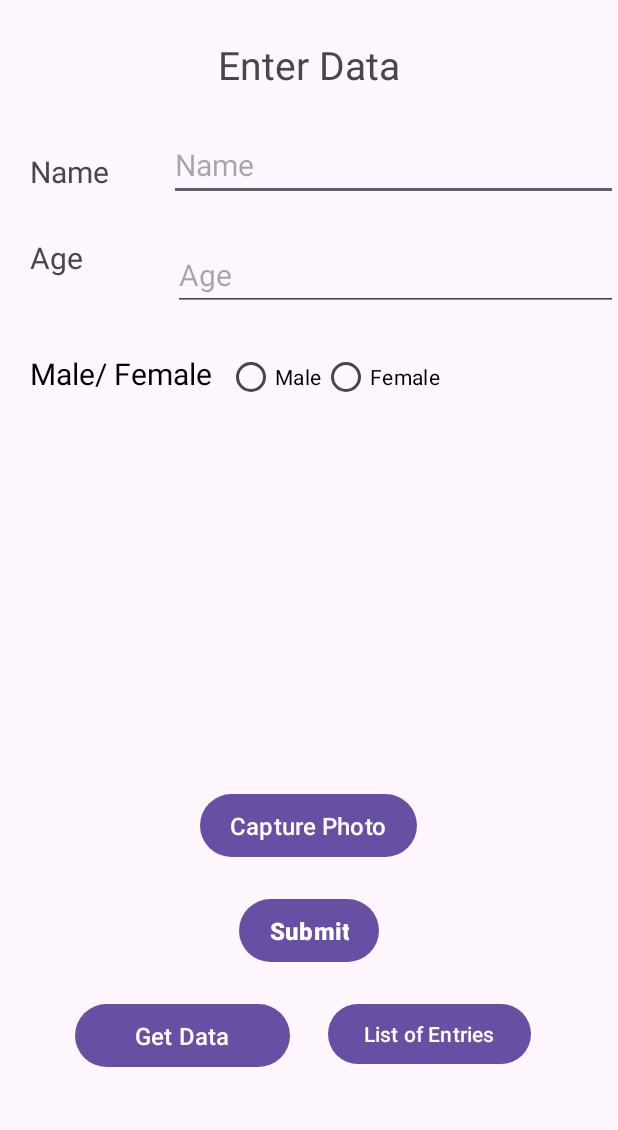
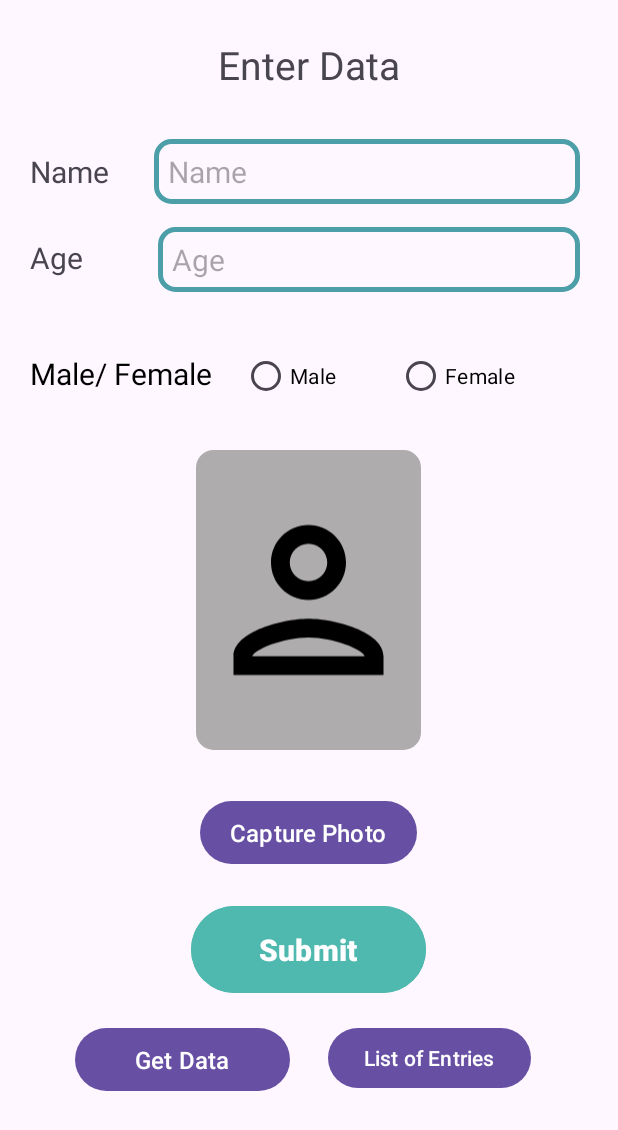
Before and after one commit to Ash-Dilussi/Census-App, an Android app: the Add_Data screen opened directly, with no data from a screen before it, on a phone screen of 412 x 824 dp. Shown: the top 1130 px of the screen. Run offline under Robolectric (Android 15) with nearby library versions, the phone set to English and light mode, and no system bars.

Commit message:
connecting up

```diff
--- a/app/build.gradle
+++ b/app/build.gradle
@@ -1,5 +1,6 @@
 plugins {
     id 'com.android.application'
+    id 'com.google.gms.google-services'
 }
 
 android {
@@ -37,6 +38,8 @@ dependencies {
     implementation 'androidx.appcompat:appcompat:1.4.1'
     implementation 'com.google.android.material:material:1.5.0'
     implementation 'androidx.constraintlayout:constraintlayout:2.1.3'
+    implementation 'com.google.firebase:firebase-analytics:21.2.0'
+    implementation 'com.google.firebase:firebase-firestore:24.5.0'
     testImplementation 'junit:junit:4.13.2'
     implementation 'com.github.yukuku:ambilwarna:2.0.1'
     androidTestImplementation 'androidx.test.ext:junit:1.1.3'
--- a/app/src/main/java/com/example/mc2/LoginActivity.java
+++ b/app/src/main/java/com/example/mc2/LoginActivity.java
@@ -71,10 +71,14 @@ public class LoginActivity extends AppCompatActivity {
                     String savedPassword = sharedPreferences.getString(PASSWORD_PREF_KEY, "");
                     if (password.equals(savedPassword)) {
                         startHomeScreen();
+                        passwordEditText.setHint("Re-enter password");
+                        passwordEditText.setText("");
+
                     } else {
                         count++;
                         Toast.makeText(LoginActivity.this, "Incorrect password. Please try again. ( " + count+ " )", Toast.LENGTH_SHORT).show();
-
+                        passwordEditText.setHint("Re-enter password");
+                        passwordEditText.setText("");
 
 
                         if (count == 3) {
--- /dev/null
+++ b/app/src/main/res/drawable/entertext1.xml
@@ -0,0 +1,9 @@
+<?xml version="1.0" encoding="utf-8"?>
+<shape xmlns:android="http://schemas.android.com/apk/res/android">
+
+
+    <stroke android:color="#4C9EA8"
+        android:width="3dp"/>
+
+    <corners android:radius="10dp"/>
+</shape>
--- /dev/null
+++ b/app/src/main/res/drawable/outline_person_24.xml
@@ -0,0 +1,5 @@
+<vector android:height="24dp" android:tint="#000000"
+    android:viewportHeight="24" android:viewportWidth="24"
+    android:width="24dp" xmlns:android="http://schemas.android.com/apk/res/android">
+    <path android:fillColor="@android:color/white" android:pathData="M12,6c1.1,0 2,0.9 2,2s-0.9,2 -2,2 -2,-0.9 -2,-2 0.9,-2 2,-2m0,10c2.7,0 5.8,1.29 6,2L6,18c0.23,-0.72 3.31,-2 6,-2m0,-12C9.79,4 8,5.79 8,8s1.79,4 4,4 4,-1.79 4,-4 -1.79,-4 -4,-4zM12,14c-2.67,0 -8,1.34 -8,4v2h16v-2c0,-2.66 -5.33,-4 -8,-4z"/>
+</vector>
--- a/app/src/main/res/layout/activity_add_data.xml
+++ b/app/src/main/res/layout/activity_add_data.xml
@@ -30,11 +30,14 @@
         android:id="@+id/name"
         android:layout_width="match_parent"
         android:layout_height="wrap_content"
-        android:layout_marginLeft="40dp"
-        android:layout_marginTop="25dp"
         android:layout_below="@+id/enterdata"
+        android:layout_marginTop="32dp"
+        android:paddingVertical="8dp"
+        android:layout_marginLeft="30dp"
+        android:layout_marginRight="25dp"
+        android:background="@drawable/entertext1"
         android:layout_toRightOf="@+id/txtname"
-        android:hint="Name"
+        android:hint="  Name"
         android:inputType="textPersonName"
         android:textSize="20dp" />
 
@@ -53,10 +56,13 @@
         android:layout_width="match_parent"
         android:layout_height="wrap_content"
         android:layout_toRightOf="@+id/txtage"
+        android:layout_marginRight="25dp"
         android:layout_below="@+id/name"
-        android:layout_marginLeft="60dp"
-        android:layout_marginTop="25dp"
-        android:hint="Age"
+        android:layout_marginLeft="50dp"
+        android:layout_marginTop="15dp"
+        android:paddingVertical="8dp"
+        android:background="@drawable/entertext1"
+        android:hint="  Age"
         android:inputType="number"
         android:textSize="20dp"
         />
@@ -78,8 +84,8 @@
         android:layout_toRightOf="@id/maleorfemale"
         android:layout_width="wrap_content"
         android:layout_height="wrap_content"
-        android:layout_marginTop="20dp"
-        android:layout_marginLeft="10dp"
+        android:layout_marginTop="32dp"
+        android:layout_marginLeft="20dp"
         android:orientation="horizontal">
 
         <RadioButton
@@ -94,6 +100,7 @@
             android:layout_width="wrap_content"
             android:layout_height="match_parent"
             android:text="Female"
+            android:layout_marginLeft="40dp"
             android:textColor="@color/black"
            />
         </RadioGroup>
@@ -104,15 +111,20 @@
         android:layout_weight= "1"
         android:layout_below="@+id/radioBtnGroup"
         android:id="@+id/imageview"
-        android:layout_marginTop="10dp"
+        android:layout_marginTop="25dp"
+        android:background="@drawable/entertext1"
+        android:backgroundTint="#AEACAC"
+        android:src="@drawable/outline_person_24"
+
         android:layout_centerHorizontal="true"
+
         />
     <Button
         android:id="@+id/btnphoto"
         android:layout_width="wrap_content"
         android:layout_height="wrap_content"
         android:layout_below="@+id/imageview"
-        android:layout_marginTop="40dp"
+        android:layout_marginTop="30dp"
         android:layout_centerHorizontal="true"
         android:textSize="16dp"
         android:paddingVertical="10dp"
@@ -122,17 +134,18 @@
 
 
 
-    <Button
+    <com.google.android.material.button.MaterialButton
         android:id="@+id/btnsubmit"
         android:layout_width="wrap_content"
         android:layout_height="wrap_content"
         android:layout_below="@+id/btnphoto"
         android:layout_marginTop="20dp"
         android:layout_centerHorizontal="true"
-        android:textSize="16dp"
+        android:textSize="20dp"
         android:textStyle="bold"
-        android:paddingVertical="10dp"
-        android:paddingHorizontal="20dp"
+        android:backgroundTint="@color/teal_700"
+        android:paddingVertical="15dp"
+        android:paddingHorizontal="45dp"
         android:text="Submit"
         />
 
@@ -142,7 +155,7 @@
         android:layout_width="wrap_content"
         android:layout_height="wrap_content"
         android:layout_below="@+id/btnsubmit"
-        android:layout_marginTop="20dp"
+        android:layout_marginTop="15dp"
         android:layout_marginLeft="50dp"
         android:textSize="16dp"
         android:paddingVertical="10dp"
@@ -155,7 +168,7 @@
         android:id="@+id/listv"
         android:layout_below="@+id/btnsubmit"
         android:layout_marginLeft="25dp"
-        android:layout_marginTop="20dp"
+        android:layout_marginTop="15dp"
         android:layout_toRightOf="@id/btnview"
         android:text="List of Entries"
         />
--- a/app/src/main/res/values/colors.xml
+++ b/app/src/main/res/values/colors.xml
@@ -2,4 +2,5 @@
 <resources>
     <color name="black">#FF000000</color>
     <color name="white">#FFFFFFFF</color>
+    <color name="teal_700">#4fb9af</color>
 </resources>
--- a/build.gradle
+++ b/build.gradle
@@ -1,4 +1,8 @@
-// Top-level build file where you can add configuration options common to all sub-projects/modules.
+buildscript {
+    dependencies {
+        classpath 'com.google.gms:google-services:4.3.14'
+    }
+}// Top-level build file where you can add configuration options common to all sub-projects/modules.
 plugins {
     id 'com.android.application' version '8.0.0' apply false
     id 'com.android.library' version '8.0.0' apply false
```
Also changed, not shown: app/src/main/res/layout/activity_list_data.xml (+13 -0 lines), 1 other file.
